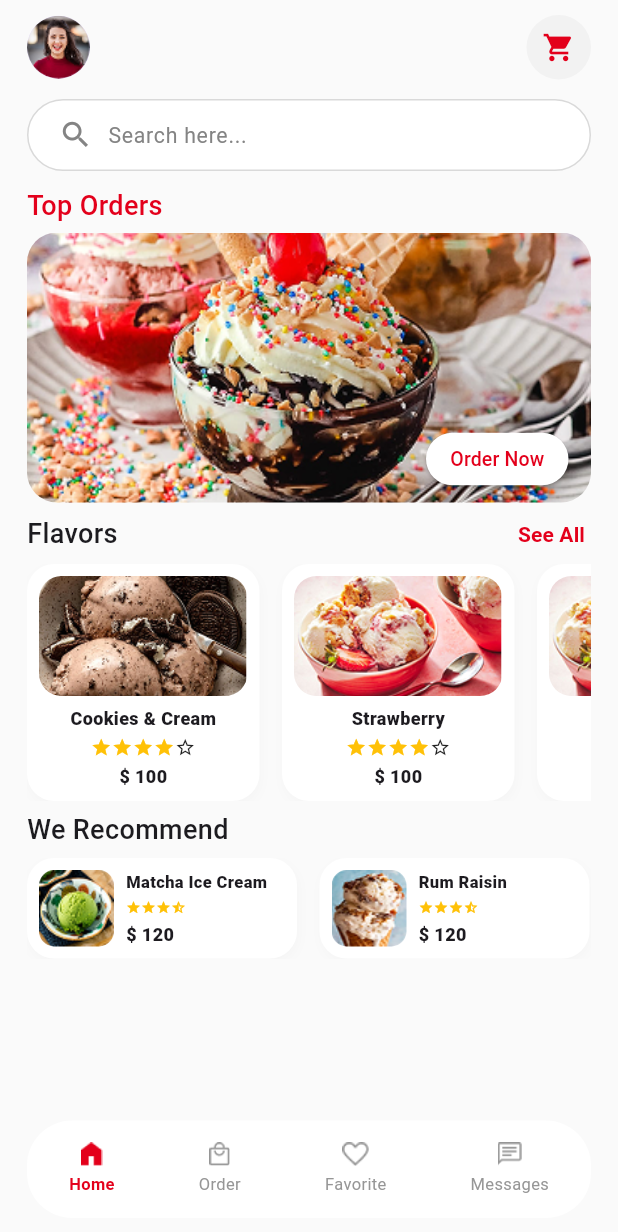
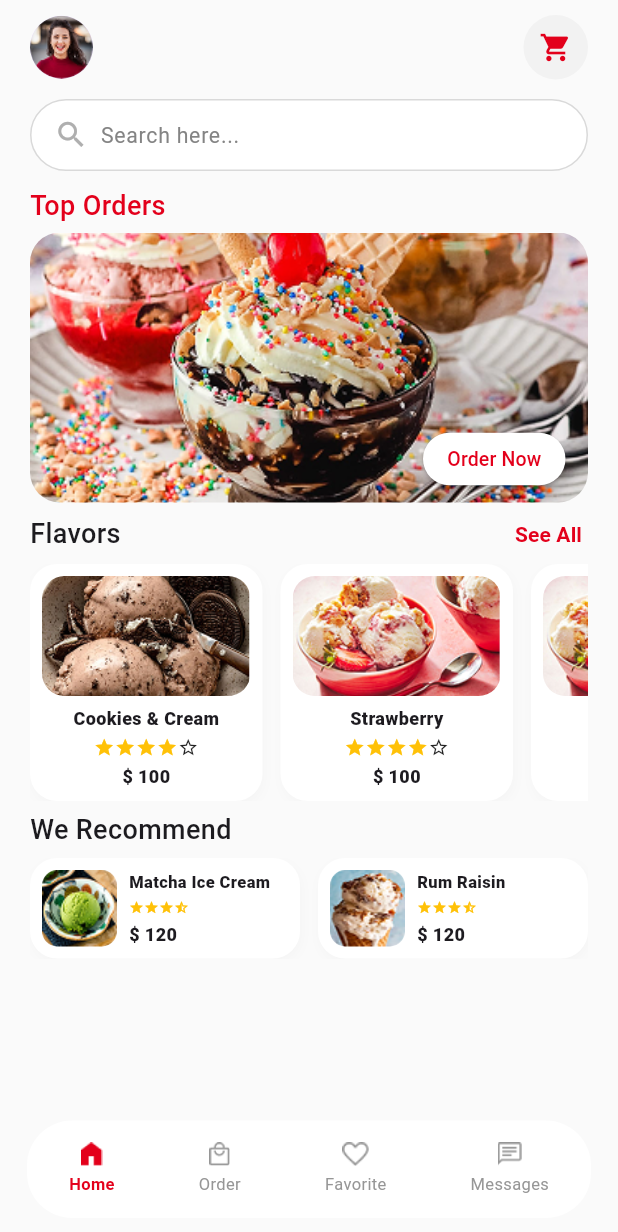
Before and after one commit to PyangGen/H-R_Ice-Cream, a Flutter app: the HomePage screen opened directly, on a phone screen of 412 x 824 dp. Shown: the top 1232 px of the screen. Run offline on Flutter 3.47's test engine with Material 3 defaults, Android fonts, the phone set to English and light mode, and no system bars; our stand-ins replace google_maps_flutter.

Commit message:
search bar

```diff
--- a/lib/client/home_page.dart
+++ b/lib/client/home_page.dart
@@ -13,9 +13,46 @@ class HomePage extends StatefulWidget {
 }
 
 class _HomePageState extends State<HomePage> {
-  final PageController _pageController = PageController();
+  late PageController _pageController;
+  Timer? _autoSlideTimer;
+  bool _userSwiped = false;
+
   int index = 0;
   bool forward = true;
+
+  final TextEditingController _searchController = TextEditingController();
+  String searchText = "";
+
+  final List<Map<String, String>> flavors = [
+    {"title": "Cookies & Cream", "img": "lib/client/images/home_page/CC.png"},
+    {"title": "Strawberry", "img": "lib/client/images/home_page/SB.png"},
+    {"title": "Vanilla", "img": "lib/client/images/home_page/SB.png"},
+    {"title": "Chocolate", "img": "lib/client/images/home_page/CC.png"},
+  ];
+
+  final List<Map<String, String>> recommends = [
+    {"title": "Matcha Ice Cream", "img": "lib/client/images/home_page/MIC.png"},
+    {"title": "Rum Raisin", "img": "lib/client/images/home_page/RR.png"},
+    {"title": "Chocolate", "img": "lib/client/images/home_page/MIC.png"},
+  ];
+
+  List<Map<String, String>> get filteredFlavors {
+    return flavors
+        .where(
+          (item) =>
+              item["title"]!.toLowerCase().contains(searchText.toLowerCase()),
+        )
+        .toList();
+  }
+
+  List<Map<String, String>> get filteredRecommends {
+    return recommends
+        .where(
+          (item) =>
+              item["title"]!.toLowerCase().contains(searchText.toLowerCase()),
+        )
+        .toList();
+  }
 
   final List<String> topImages = [
     "lib/client/images/home_page/TOP1.png",
@@ -46,6 +83,28 @@ class _HomePageState extends State<HomePage> {
         curve: Curves.easeInOut,
       );
     });
+
+    _pageController = PageController();
+
+    _autoSlideTimer = Timer.periodic(const Duration(seconds: 3), (_) {
+      if (!_userSwiped) {
+        if (_pageController.hasClients) {
+          int next = _pageController.page!.round() + 1;
+          if (next == topImages.length) next = 0;
+
+          _pageController.animateToPage(
+            next,
+            duration: const Duration(milliseconds: 500),
+            curve: Curves.easeInOut,
+          );
+        }
+      }
+    });
+  }
+
+  void _stopAutoSlide() {
+    _userSwiped = true;
+    _autoSlideTimer?.cancel();
   }
 
   @override
@@ -61,13 +120,13 @@ class _HomePageState extends State<HomePage> {
       bottomNavigationBar: _bottomNavBar(),
       body: SafeArea(
         child: Padding(
-          padding: const EdgeInsets.symmetric(horizontal: 18),
+          padding: const EdgeInsets.symmetric(horizontal: 20),
           child: Column(
             crossAxisAlignment: CrossAxisAlignment.start,
             children: [
               const SizedBox(height: 10),
 
-              // ---------------- PROFILE + CART ----------------
+              // PROFILE + CART
               Row(
                 mainAxisAlignment: MainAxisAlignment.spaceBetween,
                 children: [
@@ -78,8 +137,8 @@ class _HomePageState extends State<HomePage> {
                     ),
                   ),
                   Container(
-                    height: 43, // gamayng increase gikan 38
-                    width: 43, // gamayng increase gikan 38
+                    height: 43,
+                    width: 43,
                     decoration: const BoxDecoration(
                       color: Color(0xFFF2F2F2),
                       shape: BoxShape.circle,
@@ -87,7 +146,7 @@ class _HomePageState extends State<HomePage> {
                     child: const Icon(
                       Icons.shopping_cart,
                       color: Color(0xFFE3001B),
-                      size: 22, // optional: adjust icon size to match circle
+                      size: 22,
                     ),
                   ),
                 ],
@@ -95,7 +154,7 @@ class _HomePageState extends State<HomePage> {
 
               const SizedBox(height: 13),
 
-              // ---------------- SEARCH BAR ----------------
+              // SEARCH BAR
               Container(
                 padding: const EdgeInsets.symmetric(horizontal: 20),
                 height: 48,
@@ -107,16 +166,24 @@ class _HomePageState extends State<HomePage> {
                 ),
                 child: Row(
                   children: [
-                    const Icon(
+                    Transform.translate(
+                      offset: const Offset(-5, 0),
+                      child: const Icon(
                         Icons.search,
-                      color: Color(0xFF848484),
+                        color: Color(0xFFAFAFAF),
                         size: 23,
                       ),
-                    const SizedBox(width: 10),
+                    ),
+                    const SizedBox(width: 3),
 
                     Expanded(
                       child: TextField(
-                        cursorColor: Colors.red,
+                        controller: _searchController,
+                        cursorColor: const Color(0xFFE3001C),
+                        cursorHeight: 18,
+                        onChanged: (value) {
+                          setState(() => searchText = value);
+                        },
                         style: const TextStyle(
                           fontSize: 14.18,
                           color: Color(0xFF848484),
@@ -137,14 +204,14 @@ class _HomePageState extends State<HomePage> {
 
               const SizedBox(height: 10),
 
-              // ---------------- EXPANDED CONTENT ----------------
+              // CONTENT
               Expanded(
                 child: ListView(
                   padding: EdgeInsets.zero,
                   physics:
                       MediaQuery.of(context).orientation == Orientation.portrait
-                      ? NeverScrollableScrollPhysics() // ❌ No scroll on portrait
-                      : AlwaysScrollableScrollPhysics(), // ✅ Scroll on landscape
+                      ? const NeverScrollableScrollPhysics()
+                      : const AlwaysScrollableScrollPhysics(),
                   children: [
                     const Text(
                       "Top Orders",
@@ -156,7 +223,7 @@ class _HomePageState extends State<HomePage> {
                     ),
                     const SizedBox(height: 8),
 
-                    // ---------------- AUTO SLIDING TOP IMAGES ----------------
+                    // SLIDER
                     Transform.translate(
                       offset: const Offset(0, -3),
                       child: Stack(
@@ -166,9 +233,16 @@ class _HomePageState extends State<HomePage> {
                             child: SizedBox(
                               height: 180,
                               width: 376,
+                              child: NotificationListener<ScrollNotification>(
+                                onNotification: (notification) {
+                                  if (notification is ScrollStartNotification) {
+                                    _stopAutoSlide();
+                                  }
+                                  return false;
+                                },
                                 child: PageView.builder(
                                   controller: _pageController,
-                                physics: const NeverScrollableScrollPhysics(),
+                                  physics: const BouncingScrollPhysics(),
                                   itemCount: topImages.length,
                                   itemBuilder: (context, i) {
                                     return Image.asset(
@@ -176,6 +250,7 @@ class _HomePageState extends State<HomePage> {
                                       fit: BoxFit.cover,
                                     );
                                   },
+                                ),
                               ),
                             ),
                           ),
@@ -205,6 +280,8 @@ class _HomePageState extends State<HomePage> {
                         ],
                       ),
                     ),
+
+                    // FLAVORS TITLE
                     Transform.translate(
                       offset: const Offset(0, -6),
                       child: Row(
@@ -219,10 +296,7 @@ class _HomePageState extends State<HomePage> {
                             ),
                           ),
                           Transform.translate(
-                            offset: const Offset(
-                              8,
-                              0,
-                            ), // move "See All" 8 pixels to the right
+                            offset: const Offset(8, 0),
                             child: TextButton(
                               onPressed: () {
                                 Navigator.push(
@@ -245,37 +319,33 @@ class _HomePageState extends State<HomePage> {
                       ),
                     ),
 
+                    // FLAVORS CARDS (SEARCH FILTERED)
                     Transform.translate(
                       offset: const Offset(0, -10),
                       child: SingleChildScrollView(
                         scrollDirection: Axis.horizontal,
                         child: Row(
-                          children: [
-                            _flavorCard(
-                              "Cookies & Cream",
-                              "lib/client/images/home_page/CC.png",
+                          children: filteredFlavors.isEmpty
+                              ? [
+                                  const Text(
+                                    "No result found",
+                                    style: TextStyle(fontSize: 14),
                                   ),
-                            const SizedBox(width: 15),
-                            _flavorCard(
-                              "Strawberry",
-                              "lib/client/images/home_page/SB.png",
+                                ]
+                              : filteredFlavors.map((item) {
+                                  return Padding(
+                                    padding: const EdgeInsets.only(right: 12),
+                                    child: _flavorCard(
+                                      item["title"]!,
+                                      item["img"]!,
                                     ),
-                            const SizedBox(width: 15),
-                            _flavorCard(
-                              "Vanilla",
-                              "lib/client/images/home_page/SB.png",
-                            ),
-                            const SizedBox(width: 15),
-                            _flavorCard(
-                              "Chocolate",
-                              "lib/client/images/home_page/CC.png",
-                            ),
-                          ],
+                                  );
+                                }).toList(),
                         ),
                       ),
                     ),
 
-                    // ---------------- WE RECOMMEND ----------------
+                    // WE RECOMMEND TITLE
                     Transform.translate(
                       offset: const Offset(0, -4),
                       child: const Text(
@@ -288,27 +358,28 @@ class _HomePageState extends State<HomePage> {
                       ),
                     ),
 
+                    // RECOMMEND CARDS (SEARCH FILTERED)
                     Transform.translate(
                       offset: const Offset(0, 2),
                       child: SingleChildScrollView(
                         scrollDirection: Axis.horizontal,
                         child: Row(
-                          children: [
-                            _recommendCard(
-                              "Matcha Ice Cream",
-                              "lib/client/images/home_page/MIC.png",
+                          children: filteredRecommends.isEmpty
+                              ? [
+                                  const Text(
+                                    "No result found",
+                                    style: TextStyle(fontSize: 14),
                                   ),
-                            const SizedBox(width: 15),
-                            _recommendCard(
-                              "Rum Raisin",
-                              "lib/client/images/home_page/RR.png",
+                                ]
+                              : filteredRecommends.map((item) {
+                                  return Padding(
+                                    padding: const EdgeInsets.only(right: 12),
+                                    child: _recommendCard(
+                                      item["title"]!,
+                                      item["img"]!,
                                     ),
-                            const SizedBox(width: 15),
-                            _recommendCard(
-                              "Chocolate",
-                              "lib/client/images/home_page/MIC.png",
-                            ),
-                          ],
+                                  );
+                                }).toList(),
                         ),
                       ),
                     ),
@@ -326,7 +397,7 @@ class _HomePageState extends State<HomePage> {
 
   Widget _flavorCard(String title, String img) {
     return Container(
-      width: 155, // Card width stays fixed
+      width: 155,
       decoration: BoxDecoration(
         color: Colors.white,
         borderRadius: BorderRadius.circular(18),
@@ -338,9 +409,7 @@ class _HomePageState extends State<HomePage> {
           ),
         ],
       ),
-      padding: const EdgeInsets.all(
-        8,
-      ), // Slightly smaller padding to allow more image width
+      padding: const EdgeInsets.all(8),
       child: Column(
         children: [
           ClipRRect(
@@ -348,8 +417,7 @@ class _HomePageState extends State<HomePage> {
             child: Image.asset(
               img,
               height: 80,
-              width: double
-                  .infinity, // Image fills available width inside the card
+              width: double.infinity,
               fit: BoxFit.cover,
             ),
           ),
@@ -381,7 +449,6 @@ class _HomePageState extends State<HomePage> {
     );
   }
 
-  // ---------------- RECOMMEND CARD ----------------
   Widget _recommendCard(String title, String img) {
     return Container(
       width: 180,
@@ -392,18 +459,18 @@ class _HomePageState extends State<HomePage> {
           BoxShadow(
             color: Colors.grey.shade100,
             blurRadius: 5,
-            offset: const Offset(1, 3),
+            offset: Offset(1, 3),
           ),
         ],
       ),
-      padding: const EdgeInsets.all(8), // Reduced padding
+      padding: const EdgeInsets.all(8),
       child: Row(
         children: [
           ClipRRect(
             borderRadius: BorderRadius.circular(10),
             child: Image.asset(img, height: 51, width: 50, fit: BoxFit.cover),
           ),
-          const SizedBox(width: 8), // Slightly reduced spacing
+          const SizedBox(width: 8),
           Expanded(
             child: Column(
               crossAxisAlignment: CrossAxisAlignment.start,
@@ -439,7 +506,6 @@ class _HomePageState extends State<HomePage> {
     );
   }
 
-  // ---------------- BOTTOM NAV ----------------
   Widget _bottomNavBar() {
     return Card(
       margin: const EdgeInsets.only(left: 18, right: 18, bottom: 12),
@@ -455,9 +521,7 @@ class _HomePageState extends State<HomePage> {
               imagePath: "lib/client/images/home_page/home.png",
               label: "Home",
               active: true,
-              onTap: () {
-                // Stay on home page
-              },
+              onTap: () {},
             ),
             _BottomIcon(
               imagePath: "lib/client/images/home_page/local_mall.png",
@@ -503,21 +567,21 @@ class _BottomIcon extends StatelessWidget {
   final String? imagePath;
   final String label;
   final bool active;
-  final VoidCallback? onTap; // ← added
+  final VoidCallback? onTap;
 
   const _BottomIcon({
     this.icon,
     this.imagePath,
     required this.label,
     this.active = false,
-    this.onTap, // ← added
+    this.onTap,
     super.key,
   });
 
   @override
   Widget build(BuildContext context) {
     return GestureDetector(
-      onTap: onTap, // ← call onTap when tapped
+      onTap: onTap,
       child: Column(
         mainAxisAlignment: MainAxisAlignment.center,
         children: [
```
Lines whose indentation alone changed are shown as unchanged.
